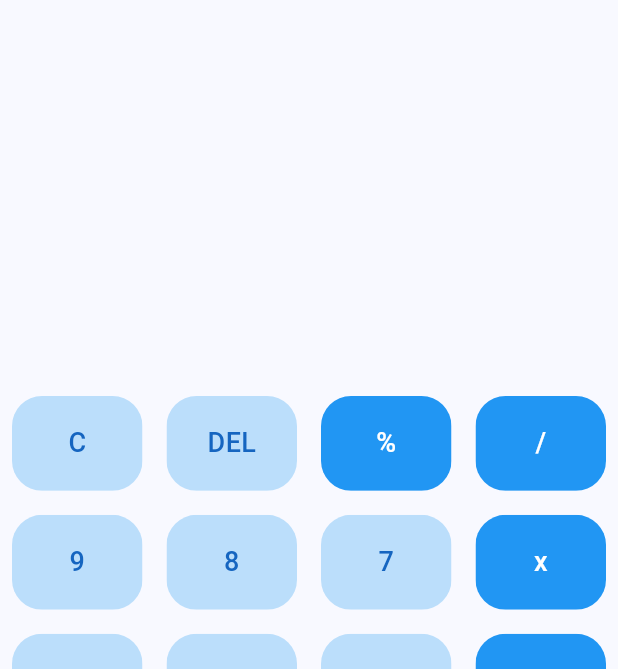
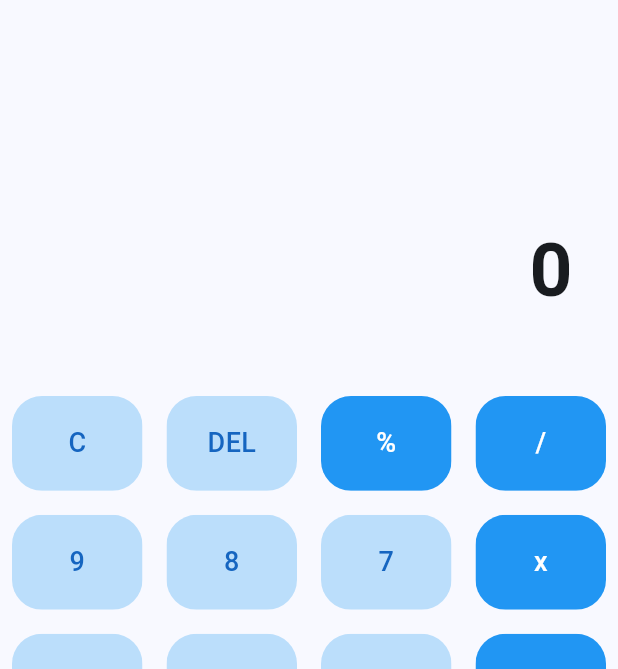
Before and after one commit to Mahendran-Murugan/Calculator-App-Flutter, a Flutter app: the screen it shows after launch, on a phone screen of 412 x 824 dp, the part 84-753 px from its top. Run offline on Flutter 3.47's test engine with Material 3 defaults, Android fonts, the phone set to English and light mode, and no system bars.

Commit message:
feat: add modifications

```diff
--- a/lib/views/calculatorview.dart
+++ b/lib/views/calculatorview.dart
@@ -10,6 +10,10 @@ class CalculatorView extends StatefulWidget {
 }
 
 class _CalculatorViewState extends State<CalculatorView> {
+  void onClick(int btnText) {
+    print(btnText);
+  }
+
   final List<String> buttons = [
     'C',
     'DEL',
@@ -57,7 +61,18 @@ class _CalculatorViewState extends State<CalculatorView> {
       body: Column(
         children: [
           Expanded(
-            child: Container(),
+            child: Container(
+              padding: EdgeInsets.only(bottom: 40, right: 30),
+              alignment: Alignment.bottomRight,
+              child: const Text(
+                "0",
+                textAlign: TextAlign.center,
+                style: TextStyle(
+                  fontSize: 50,
+                  fontWeight: FontWeight.bold,
+                ),
+              ),
+            ),
           ),
           Expanded(
             flex: 2,
```
